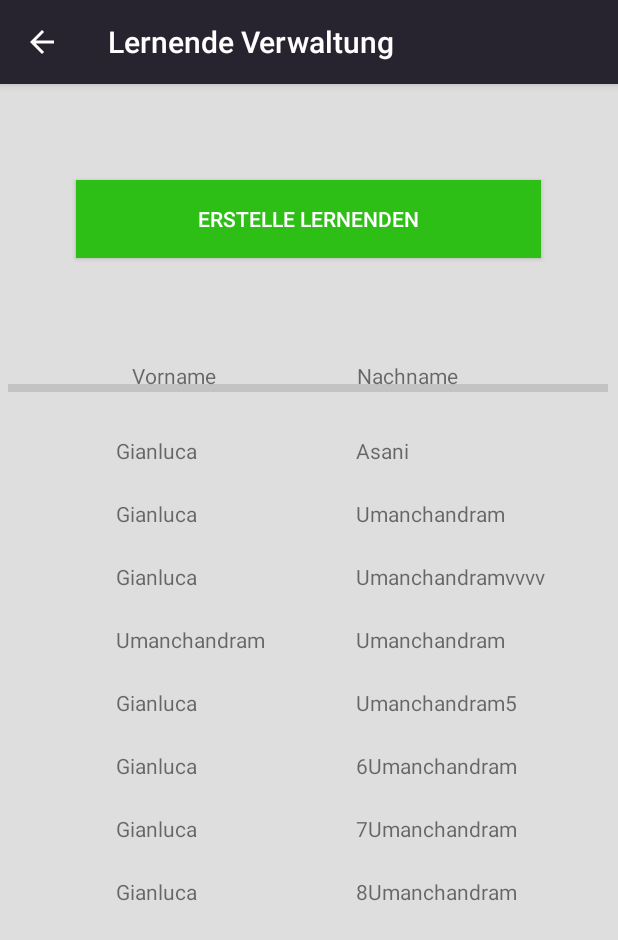
After one commit to Suhejl/LernendeVerwaltung, an Android app: the UserlistActivity screen opened directly, with no data from a screen before it, on a phone screen of 412 x 824 dp. The commit adds this screen. Shown: the top 940 px of the screen. Run offline under Robolectric (Android 15) with nearby library versions, the phone set to English and light mode, and no system bars.

Commit message:
Added Userlist Activity with RecycleView

```diff
--- a/app/build.gradle
+++ b/app/build.gradle
@@ -28,6 +28,8 @@ dependencies {
 
     implementation 'androidx.appcompat:appcompat:1.0.2'
     implementation 'androidx.constraintlayout:constraintlayout:1.1.3'
+    implementation 'androidx.legacy:legacy-support-v4:1.0.0'
+    implementation 'androidx.recyclerview:recyclerview:1.0.0'
     testImplementation 'junit:junit:4.12'
     androidTestImplementation 'androidx.test.ext:junit:1.1.1'
     androidTestImplementation 'androidx.test.espresso:espresso-core:3.2.0'
--- /dev/null
+++ b/app/src/main/java/ch/noseryoung/lernendeverwaltung/ApprenticeAdapter.java
@@ -0,0 +1,77 @@
+package ch.noseryoung.lernendeverwaltung;
+
+import android.view.LayoutInflater;
+import android.view.View;
+import android.view.ViewGroup;
+import android.widget.TextView;
+
+import androidx.annotation.NonNull;
+import androidx.recyclerview.widget.RecyclerView;
+
+import java.util.ArrayList;
+
+public class ApprenticeAdapter extends RecyclerView.Adapter<ApprenticeAdapter.MyViewHolder> {
+    private ArrayList<String> apprenticeDataset;
+    OnListItemClickListener onItemClickListener;
+
+    // Provide a suitable constructor (depends on the kind of dataset)
+    public ApprenticeAdapter(ArrayList<String> apprenticeDataset, OnListItemClickListener onItemClickListener ) {
+        this.apprenticeDataset = apprenticeDataset;
+        this.onItemClickListener = onItemClickListener;
+    }
+
+    // Create new views (invoked by the layout manager)
+    @Override
+    public MyViewHolder onCreateViewHolder(ViewGroup parent,
+                                           int viewType) {
+
+        // create a new view
+        View v = (View) LayoutInflater.from(parent.getContext())
+                .inflate(R.layout.list_apprentice, parent, false);
+        MyViewHolder vh = new MyViewHolder(v);
+        return vh;
+    }
+
+    @Override
+    public void onBindViewHolder(@NonNull MyViewHolder holder, int position) {
+        // - get element from apprentice dataset at this position
+        // - replace the contents of the view with that element
+        String[] apprenticeDatas = apprenticeDataset.get(position).split(" ");
+        holder.firstname.setText(apprenticeDatas[0]);
+        holder.lastname.setText(apprenticeDatas[1]);
+    }
+
+    // Return the size of the apprentice dataset (invoked by the layout manager)
+    @Override
+    public int getItemCount() {
+        return apprenticeDataset.size();
+    }
+
+    // Provide a reference to the views for each data item
+    // Complex data items may need more than one view per item, and
+    // you provide access to all the views for a data item in a view holder
+    public static class MyViewHolder extends RecyclerView.ViewHolder implements View.OnClickListener {
+        OnListItemClickListener onItemClickListener;
+
+        // each data item is just a string in this case
+        public TextView firstname;
+        public TextView lastname;
+
+        public MyViewHolder(View v) {
+            super(v);
+            firstname = v.findViewById(R.id.list_apprentice_firstnameTextView);
+            lastname = v.findViewById(R.id.list_apprentice_lastnameTextView);
+
+        }
+
+        @Override
+        public void onClick(View v) {
+            onItemClickListener.onItemClick(getAdapterPosition());
+        }
+    }
+
+    public interface OnListItemClickListener {
+
+        void onItemClick(int position);
+    }
+}
--- a/app/src/main/java/ch/noseryoung/lernendeverwaltung/MainActivity.java
+++ b/app/src/main/java/ch/noseryoung/lernendeverwaltung/MainActivity.java
@@ -2,7 +2,10 @@ package ch.noseryoung.lernendeverwaltung;
 
 import androidx.appcompat.app.AppCompatActivity;
 
+import android.content.Intent;
 import android.os.Bundle;
+import android.view.View;
+import android.widget.Button;
 
 public class MainActivity extends AppCompatActivity {
 
@@ -10,5 +13,17 @@ public class MainActivity extends AppCompatActivity {
     protected void onCreate(Bundle savedInstanceState) {
         super.onCreate(savedInstanceState);
         setContentView(R.layout.activity_main);
+        Button seeApprenticeButton = findViewById(R.id.home_seeApprenticesButton);
+        seeApprenticeButton.setOnClickListener(new View.OnClickListener() {
+            @Override
+            public void onClick(View v) {
+                openUserlist();
+            }
+        });
+    }
+
+    private void openUserlist() {
+        Intent intend = new Intent(this, UserlistActivity.class);
+        startActivity(intend);
     }
 }
--- /dev/null
+++ b/app/src/main/java/ch/noseryoung/lernendeverwaltung/UserlistActivity.java
@@ -0,0 +1,54 @@
+package ch.noseryoung.lernendeverwaltung;
+
+import androidx.appcompat.app.AppCompatActivity;
+import androidx.recyclerview.widget.LinearLayoutManager;
+import androidx.recyclerview.widget.RecyclerView;
+
+import android.os.Bundle;
+import android.widget.Toast;
+
+import java.util.ArrayList;
+
+public class UserlistActivity extends AppCompatActivity implements ApprenticeAdapter.OnListItemClickListener{
+
+    private ArrayList apprentices = new ArrayList<String>();
+
+    @Override
+    protected void onCreate(Bundle savedInstanceState) {
+        super.onCreate(savedInstanceState);
+        setContentView(R.layout.activity_userlist);
+        getSupportActionBar().setDisplayHomeAsUpEnabled(true);
+
+        apprentices.add("Gianluca Asani");
+        apprentices.add("Gianluca Umanchandram");
+        apprentices.add("Gianluca Umanchandramvvvv");
+        apprentices.add("Umanchandram Umanchandram");
+        apprentices.add("Gianluca Umanchandram5");
+        apprentices.add("Gianluca 6Umanchandram");
+        apprentices.add("Gianluca 7Umanchandram");
+        apprentices.add("Gianluca 8Umanchandram");
+        apprentices.add("Gianluca 9Umanchandram");
+        apprentices.add("Gianluca 10Umanchandram");
+        apprentices.add("Gianluca 11Umanchandram");
+        apprentices.add("Gianluca 12Umanchandram");
+
+        RecyclerView recyclerView = findViewById(R.id.userlist_apprenticesList);
+        // use this setting to improve performance if you know that changes
+        // in content do not change the layout size of the RecyclerView
+        recyclerView.setHasFixedSize(true);
+        recyclerView.setNestedScrollingEnabled(false);
+        // use a linear layout manager
+        LinearLayoutManager layoutManager = new LinearLayoutManager(this);
+        recyclerView.setLayoutManager(layoutManager);
+
+        // specify an adapter (see also next example)
+        ApprenticeAdapter mAdapter = new ApprenticeAdapter(apprentices, this);
+        recyclerView.setAdapter(mAdapter);
+    }
+
+    @Override
+    public void onItemClick(int position) {
+        Toast toast = Toast.makeText(this.getApplicationContext(), "clicked on " + apprentices.get(position ), Toast.LENGTH_SHORT );
+        toast.show();
+    }
+}
--- a/app/src/main/res/layout/activity_main.xml
+++ b/app/src/main/res/layout/activity_main.xml
@@ -8,7 +8,7 @@
     tools:context=".MainActivity">
 
     <TextView
-        android:id="@+id/welcomeToNOA"
+        android:id="@+id/home_welcomeToNOA"
         android:layout_width="wrap_content"
         android:layout_height="wrap_content"
         android:text="@string/welcome"
@@ -17,11 +17,11 @@
         app:layout_constraintBottom_toBottomOf="parent"
         app:layout_constraintLeft_toLeftOf="parent"
         app:layout_constraintRight_toRightOf="parent"
-        app:layout_constraintTop_toBottomOf="@+id/noaLogo"
+        app:layout_constraintTop_toBottomOf="@+id/home_noaLogo"
         app:layout_constraintVertical_bias="0.251" />
 
     <ImageView
-        android:id="@+id/noaLogo"
+        android:id="@+id/home_noaLogo"
         android:layout_width="328dp"
         android:layout_height="304dp"
         android:layout_marginTop="64dp"
@@ -33,7 +33,7 @@
         app:srcCompat="@drawable/logo_black" />
 
     <Button
-        android:id="@+id/seeApprenticesButton"
+        android:id="@+id/home_seeApprenticesButton"
         android:layout_width="227dp"
         android:layout_height="41dp"
         android:background="@color/see_apprentices_button_background"
@@ -41,7 +41,7 @@
         app:layout_constraintBottom_toBottomOf="parent"
         app:layout_constraintEnd_toEndOf="parent"
         app:layout_constraintStart_toStartOf="parent"
-        app:layout_constraintTop_toBottomOf="@+id/welcomeToNOA"
+        app:layout_constraintTop_toBottomOf="@+id/home_welcomeToNOA"
         app:layout_constraintVertical_bias="0.298" />
 
 </androidx.constraintlayout.widget.ConstraintLayout>
--- /dev/null
+++ b/app/src/main/res/layout/activity_userlist.xml
@@ -0,0 +1,73 @@
+<?xml version="1.0" encoding="utf-8"?>
+<androidx.constraintlayout.widget.ConstraintLayout xmlns:android="http://schemas.android.com/apk/res/android"
+    xmlns:app="http://schemas.android.com/apk/res-auto"
+    xmlns:tools="http://schemas.android.com/tools"
+    android:layout_width="match_parent"
+    android:layout_height="match_parent"
+    android:background="@color/standard_background"
+    tools:context=".UserlistActivity">
+
+    <TextView
+        android:id="@+id/userlist_firstnameTextView"
+        android:layout_width="62dp"
+        android:layout_height="19dp"
+        android:text="@string/firstname"
+        app:layout_constraintBottom_toBottomOf="parent"
+        app:layout_constraintEnd_toEndOf="parent"
+        app:layout_constraintHorizontal_bias="0.252"
+        app:layout_constraintStart_toStartOf="parent"
+        app:layout_constraintTop_toBottomOf="@+id/userlist_createApprenticeButton"
+        app:layout_constraintVertical_bias="0.109" />
+
+    <TextView
+        android:id="@+id/userlist_lastnameTextView"
+        android:layout_width="69dp"
+        android:layout_height="19dp"
+        android:text="@string/lastname"
+        app:layout_constraintBottom_toBottomOf="parent"
+        app:layout_constraintEnd_toEndOf="parent"
+        app:layout_constraintHorizontal_bias="0.695"
+        app:layout_constraintStart_toStartOf="parent"
+        app:layout_constraintTop_toBottomOf="@+id/userlist_createApprenticeButton"
+        app:layout_constraintVertical_bias="0.109" />
+
+    <Button
+        android:id="@+id/userlist_createApprenticeButton"
+        android:layout_width="310dp"
+        android:layout_height="52dp"
+        android:layout_marginTop="64dp"
+        android:background="@color/green_button"
+        android:text="@string/create_apprentice"
+        android:textColor="@color/white"
+        app:layout_constraintEnd_toEndOf="parent"
+        app:layout_constraintHorizontal_bias="0.495"
+        app:layout_constraintStart_toStartOf="parent"
+        app:layout_constraintTop_toTopOf="parent" />
+
+    <androidx.recyclerview.widget.RecyclerView
+        android:id="@+id/userlist_apprenticesList"
+        android:layout_width="409dp"
+        android:layout_height="350dp"
+        android:layout_marginStart="8dp"
+        android:layout_marginLeft="8dp"
+        android:layout_marginEnd="8dp"
+        android:layout_marginRight="8dp"
+        android:maxHeight="350dp"
+        app:layout_constraintBottom_toBottomOf="parent"
+        app:layout_constraintEnd_toEndOf="parent"
+        app:layout_constraintStart_toStartOf="parent"
+        app:layout_constraintTop_toBottomOf="@+id/divider"
+        app:layout_constraintVertical_bias="0.063" />
+
+    <View
+        android:id="@+id/divider"
+        android:layout_width="400dp"
+        android:layout_height="5dp"
+        android:layout_marginTop="84dp"
+        android:background="?android:attr/listDivider"
+        app:layout_constraintEnd_toEndOf="parent"
+        app:layout_constraintHorizontal_bias="0.454"
+        app:layout_constraintStart_toStartOf="parent"
+        app:layout_constraintTop_toBottomOf="@+id/userlist_createApprenticeButton" />
+
+</androidx.constraintlayout.widget.ConstraintLayout>
--- /dev/null
+++ b/app/src/main/res/layout/list_apprentice.xml
@@ -0,0 +1,37 @@
+<?xml version="1.0" encoding="utf-8"?>
+<androidx.constraintlayout.widget.ConstraintLayout xmlns:android="http://schemas.android.com/apk/res/android"
+    xmlns:app="http://schemas.android.com/apk/res-auto"
+    xmlns:tools="http://schemas.android.com/tools"
+    android:id="@+id/item"
+    android:layout_width="match_parent"
+    android:layout_height="wrap_content">
+
+    <TextView
+        android:id="@+id/list_apprentice_firstnameTextView"
+        android:layout_width="128dp"
+        android:layout_height="32dp"
+        android:layout_marginEnd="32dp"
+        android:layout_marginRight="32dp"
+        android:gravity="center_vertical"
+        app:layout_constraintBottom_toBottomOf="parent"
+        app:layout_constraintEnd_toStartOf="@+id/list_apprentice_lastnameTextView"
+        app:layout_constraintHorizontal_bias="1.0"
+        app:layout_constraintStart_toStartOf="parent"
+        app:layout_constraintTop_toTopOf="parent"
+        app:layout_constraintVertical_bias="1.0" />
+
+    <TextView
+        android:id="@+id/list_apprentice_lastnameTextView"
+        android:layout_width="128dp"
+        android:layout_height="32dp"
+        android:layout_marginStart="128dp"
+        android:layout_marginLeft="128dp"
+        android:layout_marginTop="10dp"
+        android:gravity="center_vertical"
+        app:layout_constraintBottom_toBottomOf="parent"
+        app:layout_constraintEnd_toEndOf="parent"
+        app:layout_constraintHorizontal_bias="0.703"
+        app:layout_constraintStart_toStartOf="parent"
+        app:layout_constraintTop_toTopOf="parent"
+        app:layout_constraintVertical_bias="0.0" />
+</androidx.constraintlayout.widget.ConstraintLayout>
--- a/app/src/main/res/values/colors.xml
+++ b/app/src/main/res/values/colors.xml
@@ -1,9 +1,11 @@
 <?xml version="1.0" encoding="utf-8"?>
 <resources>
-    <color name="colorPrimary">#6200EE</color>
+    <color name="colorPrimary">#28242F</color>
     <color name="colorPrimaryDark">#3700B3</color>
     <color name="colorAccent">#03DAC5</color>
     <color name="homescreen_background">#777777</color>
+    <color name="standard_background">#DEDEDE</color>
     <color name="white">#FFFFFF</color>
     <color name="see_apprentices_button_background">#888888</color>
+    <color name="green_button">#2EBF16</color>
 </resources>
--- a/app/src/main/res/values/strings.xml
+++ b/app/src/main/res/values/strings.xml
@@ -3,4 +3,10 @@
     <string name="welcome">Willkommen zu NOA</string>
     <string name="see_apprentices">Siehe Lehrnende</string>
     <string name="logo_description">NOA Logo</string>
+    <string name="create_apprentice">Erstelle Lernenden</string>
+    <string name="firstname">Vorname</string>
+    <string name="lastname">Nachname</string>
+
+    <!-- TODO: Remove or change this placeholder text -->
+    <string name="hello_blank_fragment">Hello blank fragment</string>
 </resources>
```
Also changed, not shown: app/src/main/AndroidManifest.xml (+7 -2 lines).
